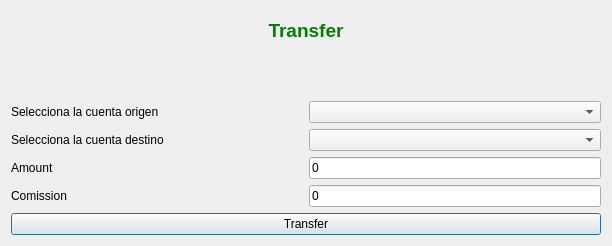
The window that ui/frmTransfer.ui (turulomio/xulpymoney) describes before a commit, drawn with Qt 5.
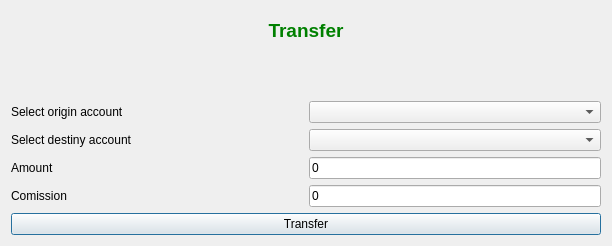
The same window after the commit. Icons and pictures are not drawn. Custom widgets are drawn as their Qt base class.

```diff
--- a/ui/frmTransfer.ui
+++ b/ui/frmTransfer.ui
@@ -58,7 +58,7 @@
        <item>
         <widget class="QLabel" name="label_2">
          <property name="text">
-          <string>Selecciona la cuenta origen</string>
+          <string>Select origin account</string>
          </property>
         </widget>
        </item>
@@ -72,7 +72,7 @@
        <item>
         <widget class="QLabel" name="label_5">
          <property name="text">
-          <string>Selecciona la cuenta destino</string>
+          <string>Select destiny account</string>
          </property>
         </widget>
        </item>
```
Left out of the diff: 4 changed lines with no effect on the pictures.
